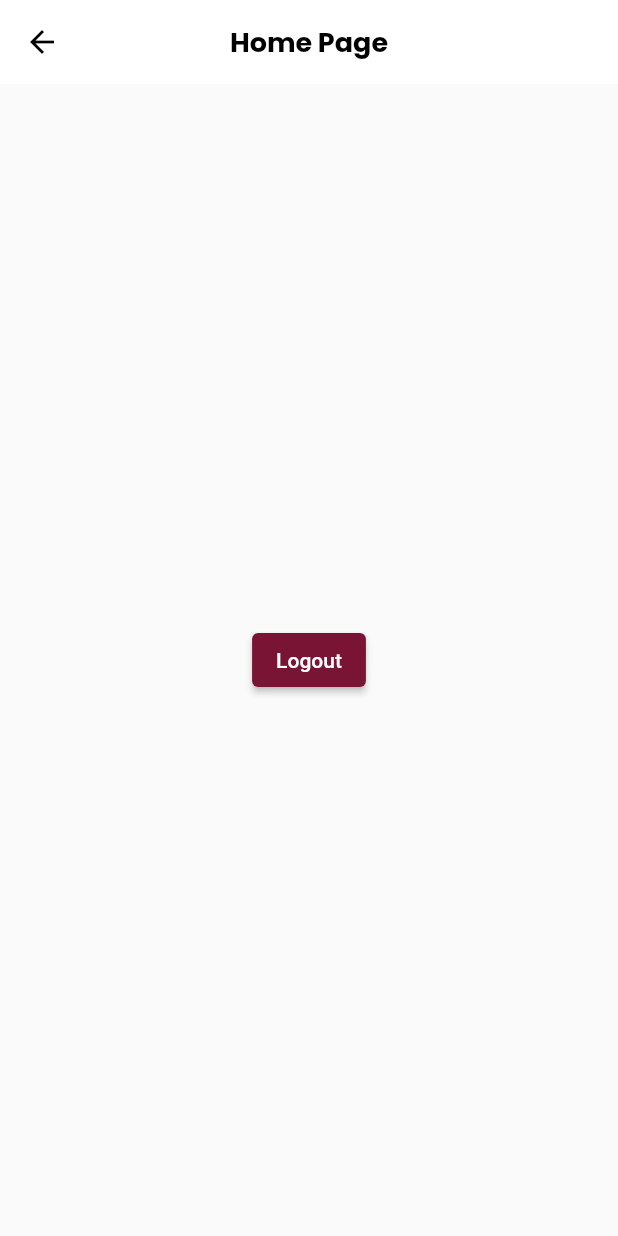
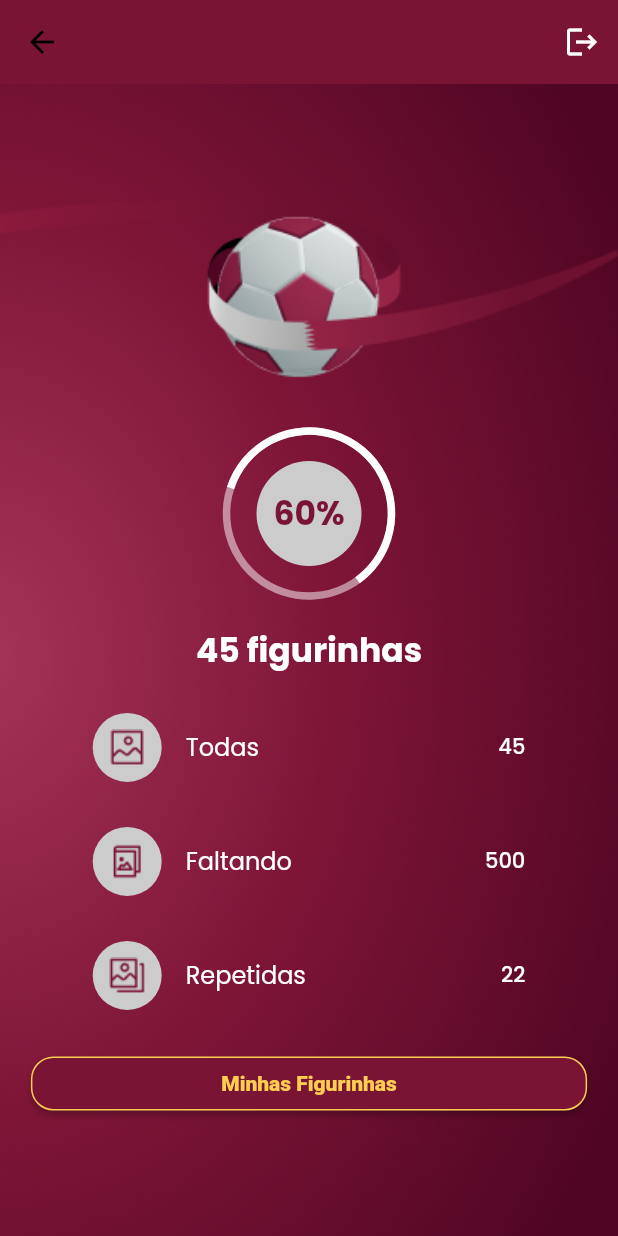
Before and after one commit to rafagitaccount/fwc2022_academiadoflutter, a Flutter app: the HomePage screen opened by its route, on a phone screen of 412 x 824 dp. Run offline on Flutter 3.47's test engine with Material 2 defaults, Android fonts, the phone set to English and light mode, and no system bars; our stand-ins replace dio, loading_animation_widget, shared_preferences, top_snackbar_flutter; missing offline and left inert: flutter_getit, validatorless; accounts and stored records are empty; Roboto replaces fonts that are missing (MPlus1P).

Commit message:
Sticker dashboard has implemented

```diff
--- a/lib/app/core/ui/styles/text_styles.dart
+++ b/lib/app/core/ui/styles/text_styles.dart
@@ -56,6 +56,9 @@ class TextStyles {
 
   TextStyle get titleBlack =>
       textPrimaryFontBold.copyWith(color: Colors.black, fontSize: 22);
+
+  TextStyle get titlePrimaryColor =>
+      textPrimaryFontBold.copyWith(color: ColorsApp.i.primary, fontSize: 22);
 }
 
 extension TextStylesExtensions on BuildContext {
--- /dev/null
+++ b/lib/app/core/ui/widgets/status_tile.dart
@@ -0,0 +1,45 @@
+import 'package:flutter/material.dart';
+
+import 'package:fwc_album_app/app/core/ui/styles/colors_app.dart';
+import 'package:fwc_album_app/app/core/ui/styles/text_styles.dart';
+
+class StatusTile extends StatelessWidget {
+  final Image icon;
+  final String label;
+  final int value;
+
+  const StatusTile({
+    Key? key,
+    required this.icon,
+    required this.label,
+    required this.value,
+  }) : super(key: key);
+
+  @override
+  Widget build(BuildContext context) {
+    return SizedBox(
+      width: MediaQuery.of(context).size.width * .7,
+      child: ListTile(
+        leading: SizedBox(
+          width: 46,
+          child: CircleAvatar(
+            radius: 46,
+            backgroundColor: context.colors.grey,
+            child: icon,
+          ),
+        ),
+        contentPadding: EdgeInsets.zero,
+        title: Text(
+          label,
+          style: context.textStyles.textPrimaryFontRegular
+              .copyWith(color: Colors.white),
+        ),
+        trailing: Text(
+          '$value',
+          style: context.textStyles.textPrimaryFontMedium
+              .copyWith(color: Colors.white),
+        ),
+      ),
+    );
+  }
+}
--- /dev/null
+++ b/lib/app/core/ui/widgets/sticker_percent.dart
@@ -0,0 +1,51 @@
+import 'dart:math';
+
+import 'package:flutter/material.dart';
+
+import 'package:fwc_album_app/app/core/ui/styles/colors_app.dart';
+import 'package:fwc_album_app/app/core/ui/styles/text_styles.dart';
+
+class StickerPercent extends StatelessWidget {
+  final int percent;
+
+  const StickerPercent({
+    Key? key,
+    required this.percent,
+  }) : super(key: key);
+
+  @override
+  Widget build(BuildContext context) {
+    return Stack(
+      alignment: Alignment.center,
+      children: [
+        Container(
+          width: 70,
+          height: 70,
+          decoration: BoxDecoration(
+            color: context.colors.grey,
+            shape: BoxShape.circle,
+          ),
+          child: Center(
+            child: Text(
+              '$percent%',
+              style: context.textStyles.titlePrimaryColor,
+            ),
+          ),
+        ),
+        SizedBox(
+          width: 110,
+          height: 110,
+          child: Transform.rotate(
+            angle: -pi / 2.5,
+            child: CircularProgressIndicator(
+              value: percent / 100,
+              color: Colors.white,
+              strokeWidth: 5,
+              backgroundColor: Colors.white.withOpacity(0.5),
+            ),
+          ),
+        ),
+      ],
+    );
+  }
+}
--- a/lib/app/pages/home/home_page.dart
+++ b/lib/app/pages/home/home_page.dart
@@ -1,5 +1,10 @@
 import 'package:flutter/material.dart';
-import 'package:shared_preferences/shared_preferences.dart';
+import 'package:fwc_album_app/app/core/ui/styles/button_styles.dart';
+import 'package:fwc_album_app/app/core/ui/styles/colors_app.dart';
+import 'package:fwc_album_app/app/core/ui/styles/text_styles.dart';
+import 'package:fwc_album_app/app/core/ui/widgets/button.dart';
+import 'package:fwc_album_app/app/core/ui/widgets/status_tile.dart';
+import 'package:fwc_album_app/app/core/ui/widgets/sticker_percent.dart';
 
 class HomePage extends StatelessWidget {
   const HomePage({super.key});
@@ -7,18 +12,95 @@ class HomePage extends StatelessWidget {
   @override
   Widget build(BuildContext context) {
     return Scaffold(
+      backgroundColor: context.colors.primary,
       appBar: AppBar(
-        title: const Text('Home Page'),
+        elevation: 0,
+        backgroundColor: context.colors.primary,
+        actions: [
+          IconButton(
+            onPressed: () {},
+            icon: const Icon(
+              Icons.logout,
+              color: Colors.white,
+            ),
+          ),
+        ],
       ),
-      body: Center(
-        child: ElevatedButton(
-          onPressed: () async {
-            final sp = await SharedPreferences.getInstance();
-            await sp.clear();
-            Navigator.of(context)
-                .pushNamedAndRemoveUntil('/', (route) => false);
+      body: Container(
+        decoration: const BoxDecoration(
+          image: DecorationImage(
+            image: AssetImage(
+              'assets/images/background.png',
+            ),
+            fit: BoxFit.cover,
+          ),
+        ),
+        child: LayoutBuilder(
+          builder: (_, constrains) {
+            return ConstrainedBox(
+              constraints: BoxConstraints(minHeight: constrains.maxHeight),
+              child: Center(
+                child: SingleChildScrollView(
+                  child: Column(
+                    children: [
+                      Container(
+                        padding: const EdgeInsets.only(bottom: 35),
+                        width: MediaQuery.of(context).size.height,
+                        child: Image.asset(
+                          'assets/images/bola.png',
+                          fit: BoxFit.cover,
+                        ),
+                      ),
+                      const StickerPercent(percent: 60),
+                      const SizedBox(
+                        height: 20,
+                      ),
+                      Text(
+                        '45 figurinhas',
+                        style: context.textStyles.titleWhite,
+                      ),
+                      const SizedBox(
+                        height: 20,
+                      ),
+                      StatusTile(
+                        icon: Image.asset('assets/images/all_icon.png'),
+                        label: 'Todas',
+                        value: 45,
+                      ),
+                      const SizedBox(
+                        height: 20,
+                      ),
+                      StatusTile(
+                        icon: Image.asset('assets/images/missing_icon.png'),
+                        label: 'Faltando',
+                        value: 500,
+                      ),
+                      const SizedBox(
+                        height: 20,
+                      ),
+                      StatusTile(
+                        icon: Image.asset('assets/images/repeated_icon.png'),
+                        label: 'Repetidas',
+                        value: 22,
+                      ),
+                      const SizedBox(
+                        height: 20,
+                      ),
+                      Button(
+                        onPressed: () {},
+                        width: MediaQuery.of(context).size.width * .9,
+                        style: context.buttonStyles.yellowOutlineButton,
+                        labelStyle: context
+                            .textStyles.textSecondaryFontExtraBold
+                            .copyWith(color: context.colors.yellow),
+                        label: 'Minhas Figurinhas',
+                      ),
+                    ],
+                  ),
+                ),
+              ),
+            );
           },
-          child: const Text('Logout'),
         ),
       ),
     );
```
